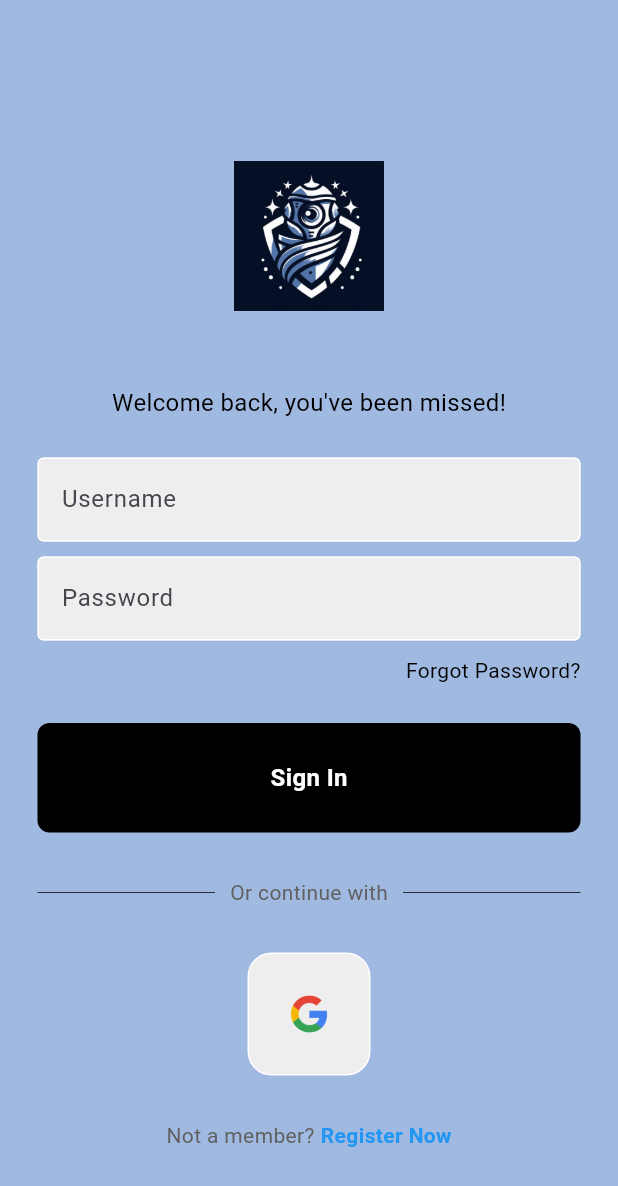
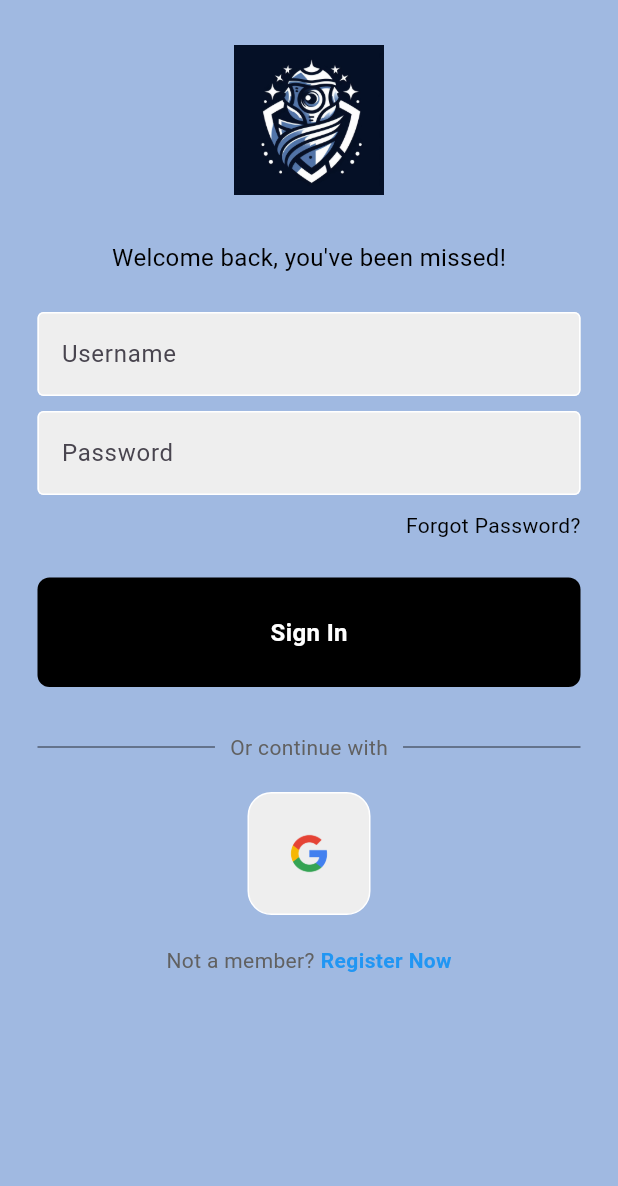
Before and after one commit to NeelDB/omni_guardian, a Flutter app: the screen it shows after launch, on a phone screen of 412 x 824 dp. Shown: the top 1186 px of the screen. Run offline on Flutter 3.47's test engine with Material 3 defaults, Android fonts, the light colour scheme and no system bars.

Commit message:
Login UI bug fixed and Debug banner removed

```diff
--- a/lib/login.dart
+++ b/lib/login.dart
@@ -20,17 +20,20 @@ class Login extends StatelessWidget {
     return Scaffold(
       backgroundColor: MyColors.primaryColor, // Atencao cor pode mudar
       body: SafeArea( //Safe Area makes the UI avoid the corners and notch of the screen
+        child: SingleChildScrollView(
           child: Column(
             mainAxisAlignment: MainAxisAlignment.center,
             children: [
-            const SizedBox(height: 50),
+              const SizedBox(height: 30),
+
               //logo
               Image.asset(
                   'assets/images/OmniGuardian.jpg',
                 height: 100,
                 width: 100,
               ),
-            const SizedBox(height: 50),
+
+              const SizedBox(height: 30),
 
               //Welcome back, you've been missed
               Text('Welcome back, you\'ve been missed!',
@@ -42,7 +45,7 @@ class Login extends StatelessWidget {
 
               const SizedBox(height: 25),
 
-            //username textfield
+              //username
               MyTextField(
                 controller: usernameController,
                 hintText: 'Username',
@@ -51,7 +54,7 @@ class Login extends StatelessWidget {
 
               const SizedBox(height: 10),
 
-            //password textfield
+              //password
               MyTextField(
                 controller: passwordController,
                 hintText: 'Password',
@@ -111,11 +114,12 @@ class Login extends StatelessWidget {
                 ),
               ),
 
-            const SizedBox(height: 30),
+              const SizedBox(height: 20),
+
               //google sign in
               const SquareTile(imagePath: 'assets/images/google.png'),
 
-            const SizedBox(height: 30),
+              const SizedBox(height: 20),
 
               //not a member? register now
               Row(
@@ -134,8 +138,11 @@ class Login extends StatelessWidget {
                     )
                   )
                 ],
-            )
+              ),
+
+              const SizedBox(height: 20),
             ],
+          ),
         ),
       ),
     );
--- a/lib/main.dart
+++ b/lib/main.dart
@@ -13,6 +13,7 @@ class MyApp extends StatelessWidget {
   @override
   Widget build(BuildContext context) {
     return MaterialApp(
+      debugShowCheckedModeBanner: false,
       title: 'Flutter Demo',
       theme: ThemeData(
         primaryColor: MyColors.primaryColor
```
Lines whose indentation alone changed are shown as unchanged.
